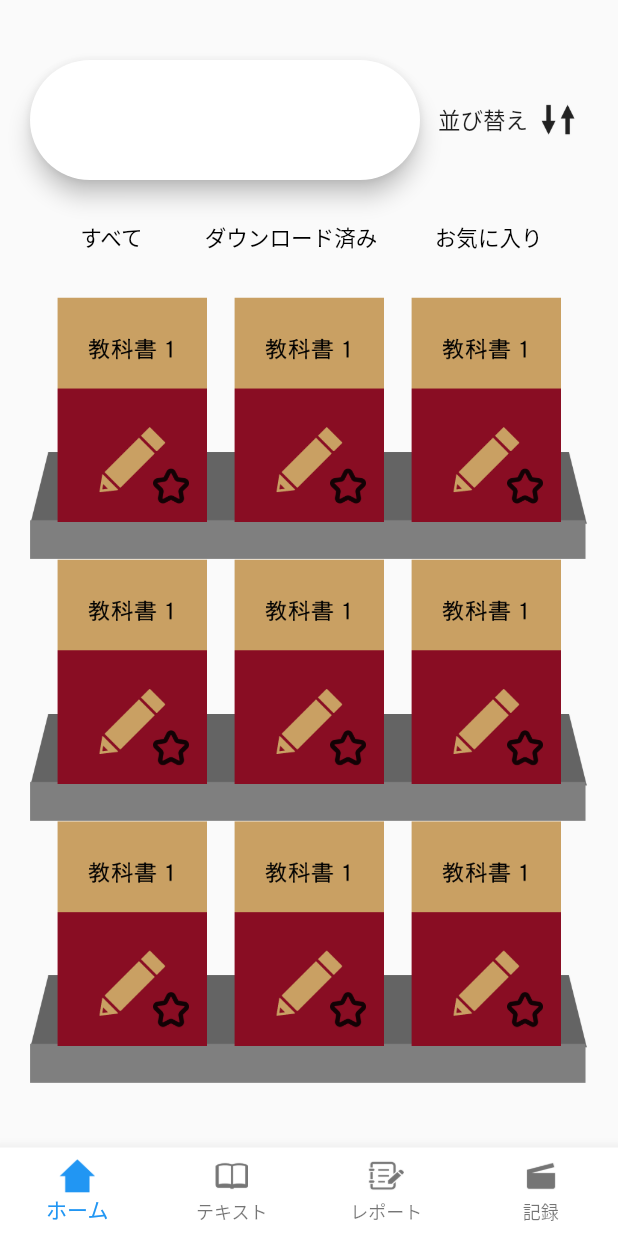
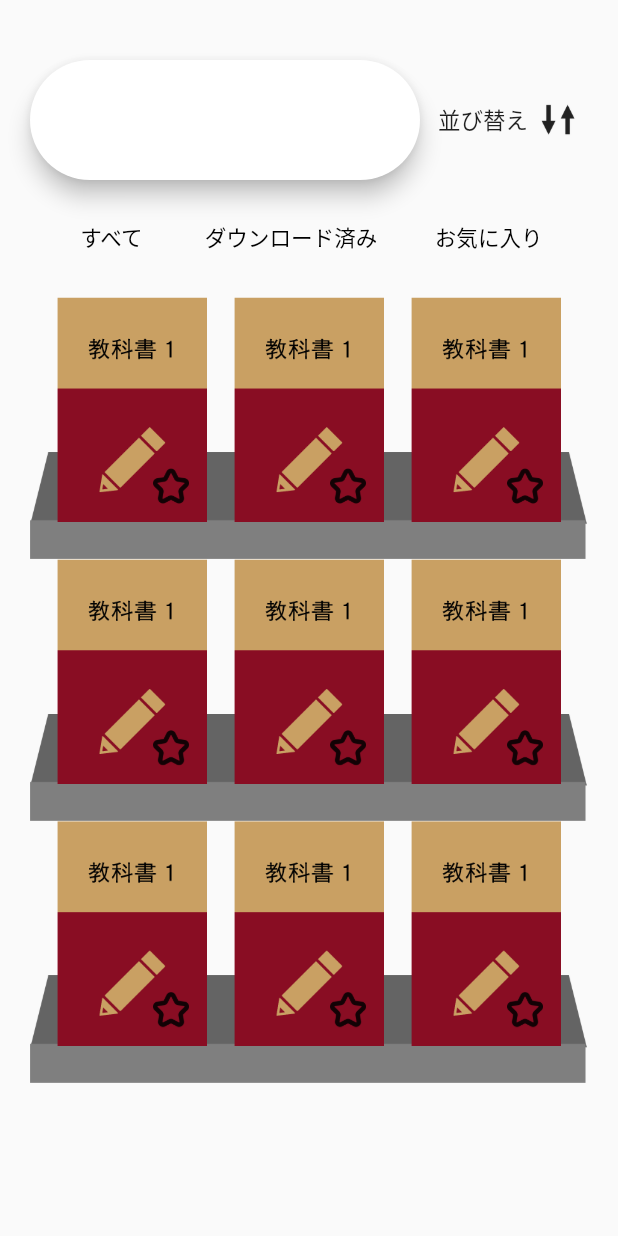
Before and after one commit to kogepan159/study_book, a Flutter app: the screen it shows after launch, after a tap on "すべて表示", on a phone screen of 412 x 824 dp. Run offline on Flutter 3.47's test engine with Material 2 defaults, Android fonts, the phone set to English and light mode, and no system bars; drawn by our look-alikes of carousel_slider; our stand-ins replace image_picker, permission_handler, video_player; missing offline and left inert: flappy_search_bar.

Commit message:
BottomNavigationBar削除対応

```diff
--- a/lib/home.dart
+++ b/lib/home.dart
@@ -18,13 +18,12 @@ class HomePage extends StatelessWidget {
     if (Platform.isAndroid) {
       checkPermission();
     }
-    return MaterialApp(
-        home: Scaffold(
+    return
+      Scaffold(
             body: Container(
                 child: ChangeForm()
             ),
-        )
-    );
+        );
   }
 
   Future<Map<Permission, PermissionStatus>> checkPermission() async {
--- a/lib/main.dart
+++ b/lib/main.dart
@@ -64,9 +64,4 @@ class _MainPageState extends State<_ChangeForm> {
     );
   }
 
-  void setSelectedPage(int index) {
-    setState(() {
-      _selectedIndex = index;
-    });
-  }
 }
```
